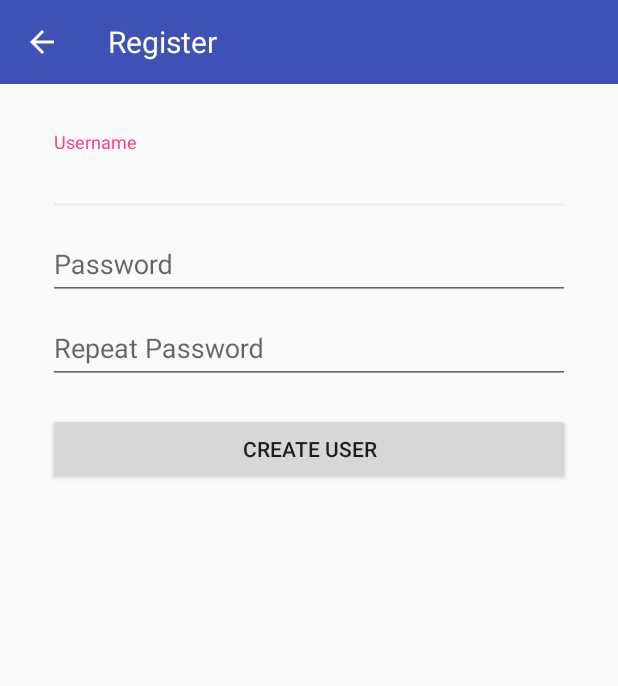
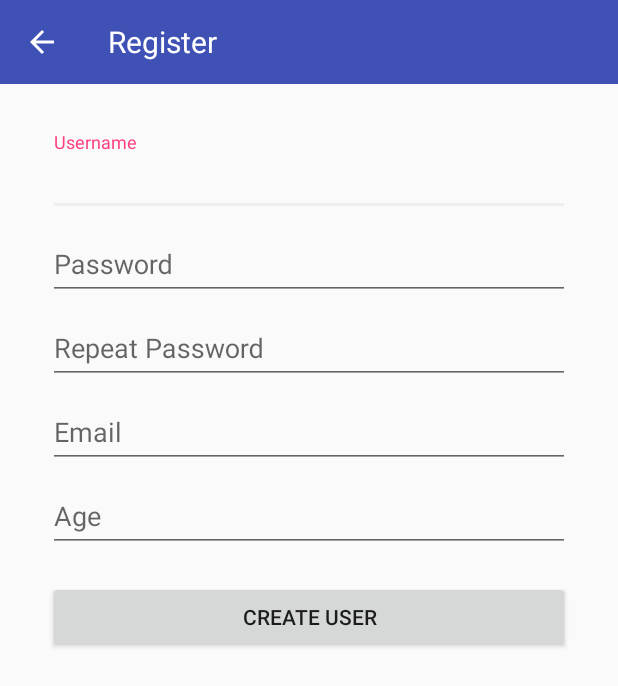
Before and after one commit to Sergioct/UnedSecureSoftware, an Android app: the RegisterActivity screen opened directly, with no data from a screen before it, on a phone screen of 412 x 824 dp. Shown: the top 686 px of the screen. Run offline under Robolectric (Android 15) with nearby library versions, the phone set to English and light mode, and no system bars; our stand-ins replace ButterKnife.

Commit message:
Register and login 1.01

```diff
--- a/app/build.gradle
+++ b/app/build.gradle
@@ -55,4 +55,8 @@ dependencies {
 
     /* Image loader */
     compile 'com.squareup.picasso:picasso:2.5.2' //Image loadder
+
+    /* JodaTime */
+    compile 'net.danlew:android.joda:2.9.4.1'
+
 }
--- a/app/src/main/java/sergiocrespotoubes/com/unedsecuredsoftware/SecureApplication.java
+++ b/app/src/main/java/sergiocrespotoubes/com/unedsecuredsoftware/SecureApplication.java
@@ -4,6 +4,7 @@ import android.app.Application;
 import android.content.Context;
 import android.util.Log;
 
+import net.danlew.android.joda.JodaTimeAndroid;
 import net.sqlcipher.database.SQLiteDatabase;
 
 import sergiocrespotoubes.com.unedsecuredsoftware.database.DbHelper;
@@ -23,12 +24,17 @@ public class SecureApplication extends Application {
     public static User user;
     public static DbHelper dbHelper;
 
+    public static long timeUnblock;
+
     public void onCreate(){
 
         context = this;
 
         SQLiteDatabase.loadLibs(context);
         dbHelper = new DbHelper(this);
+
+        //Initialize JodaTimeAndroid
+        JodaTimeAndroid.init(this);
     }
 
     public static void userLogged(User auxUser){
--- a/app/src/main/java/sergiocrespotoubes/com/unedsecuredsoftware/login/interfaces/ILoginView.java
+++ b/app/src/main/java/sergiocrespotoubes/com/unedsecuredsoftware/login/interfaces/ILoginView.java
@@ -8,4 +8,6 @@ public interface ILoginView {
 
     void errorLogin(String error);
 
+    void enableForm(boolean enable);
+
 }
--- a/app/src/main/java/sergiocrespotoubes/com/unedsecuredsoftware/register/view/RegisterActivity.java
+++ b/app/src/main/java/sergiocrespotoubes/com/unedsecuredsoftware/register/view/RegisterActivity.java
@@ -33,6 +33,12 @@ public class RegisterActivity extends AppCompatActivity implements IRegisterView
     @BindView(R.id.et_password2)
     TextInputEditText et_password2;
 
+    @BindView(R.id.et_email)
+    TextInputEditText et_email;
+
+    @BindView(R.id.et_age)
+    TextInputEditText et_age;
+
     @BindView(R.id.tv_error)
     TextView tv_error;
 
--- a/app/src/main/res/layout/activity_register.xml
+++ b/app/src/main/res/layout/activity_register.xml
@@ -50,8 +50,8 @@
             <android.support.design.widget.TextInputLayout
                 android:layout_width="fill_parent"
                 android:layout_height="wrap_content"
-                android:hint="@string/repeat_password"
-                >
+                android:hint="@string/repeat_password">
+
                 <android.support.design.widget.TextInputEditText
                     android:id="@+id/et_password2"
                     android:layout_width="fill_parent"
@@ -60,6 +60,37 @@
                     android:maxLength="10"
                     android:scrollbars="vertical"
                     />
+            </android.support.design.widget.TextInputLayout>
+
+            <android.support.design.widget.TextInputLayout
+                android:layout_width="fill_parent"
+                android:layout_height="wrap_content"
+                android:hint="@string/email">
+
+                <android.support.design.widget.TextInputEditText
+                    android:id="@+id/et_email"
+                    android:layout_width="fill_parent"
+                    android:layout_height="wrap_content"
+                    android:inputType="textEmailAddress"
+                    android:maxLength="10"
+                    android:scrollbars="vertical"
+                    />
+            </android.support.design.widget.TextInputLayout>
+
+            <android.support.design.widget.TextInputLayout
+                android:layout_width="fill_parent"
+                android:layout_height="wrap_content"
+                android:hint="@string/age">
+
+                <android.support.design.widget.TextInputEditText
+                    android:id="@+id/et_age"
+                    android:layout_width="fill_parent"
+                    android:layout_height="wrap_content"
+                    android:inputType="numberDecimal"
+                    android:digits="01234567890"
+                    android:maxLength="10"
+                    android:scrollbars="vertical" />
+
             </android.support.design.widget.TextInputLayout>
 
             <TextView
--- a/app/src/main/res/values/strings.xml
+++ b/app/src/main/res/values/strings.xml
@@ -1,5 +1,5 @@
 <resources>
-    <string name="app_name">UnedSecuredSoftware</string>
+    <string name="app_name">Uned Secured Software</string>
 
     <!-- GENERAL TEXTS -->
     <string name="loading">Loading…</string>
@@ -9,7 +9,6 @@
     <string name="end">End</string>
     <string name="yes">Yes</string>
     <string name="no">No</string>
-    <string name="offense">Offense</string>
     <string name="cancel">Cancel</string>
     <string name="create">Create</string>
     <string name="navigation_drawer_open">Open drawer</string>
@@ -24,6 +23,9 @@
     <string name="password">Password</string>
     <string name="login">Login</string>
     <string name="register">Register</string>
+    <string name="complete_username_password">Complete username and password</string>
+    <string name="username_password_incorrect">Username or password incorrect</string>
+    <string name="blocked_time">Blocked time:</string>
 
     <!-- REGISTER -->
     <string name="repeat_password">Repeat Password</string>
@@ -32,6 +34,8 @@
     <string name="error_password_different">Password different</string>
     <string name="error_register">Eror registering</string>
     <string name="form_uncomplete">Form uncomplete</string>
+    <string name="email">Email</string>
+    <string name="age">Age</string>
 
     <!-- MAIN -->
     <string name="main">Principal</string>
```
Also changed, not shown: app/src/main/java/sergiocrespotoubes/com/unedsecuredsoftware/database/repository/UsersRepository.java (+20 -0 lines), app/src/main/java/sergiocrespotoubes/com/unedsecuredsoftware/login/presenter/LoginPresenter.java (+59 -3 lines), app/src/main/java/sergiocrespotoubes/com/unedsecuredsoftware/login/view/LoginActivity.java (+11 -1 lines), app/src/main/java/sergiocrespotoubes/com/unedsecuredsoftware/register/presenter/RegisterPresenter.java (+7 -0 lines), app/src/main/res/layout/activity_login.xml (+8 -1 lines), 1 other file.
